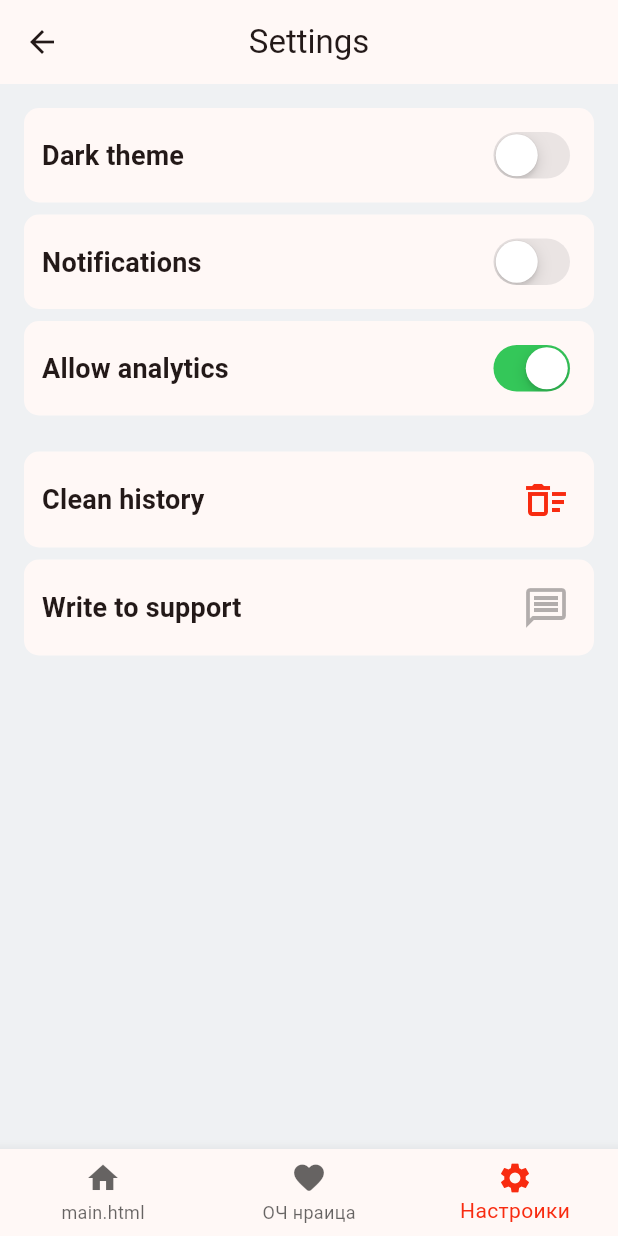
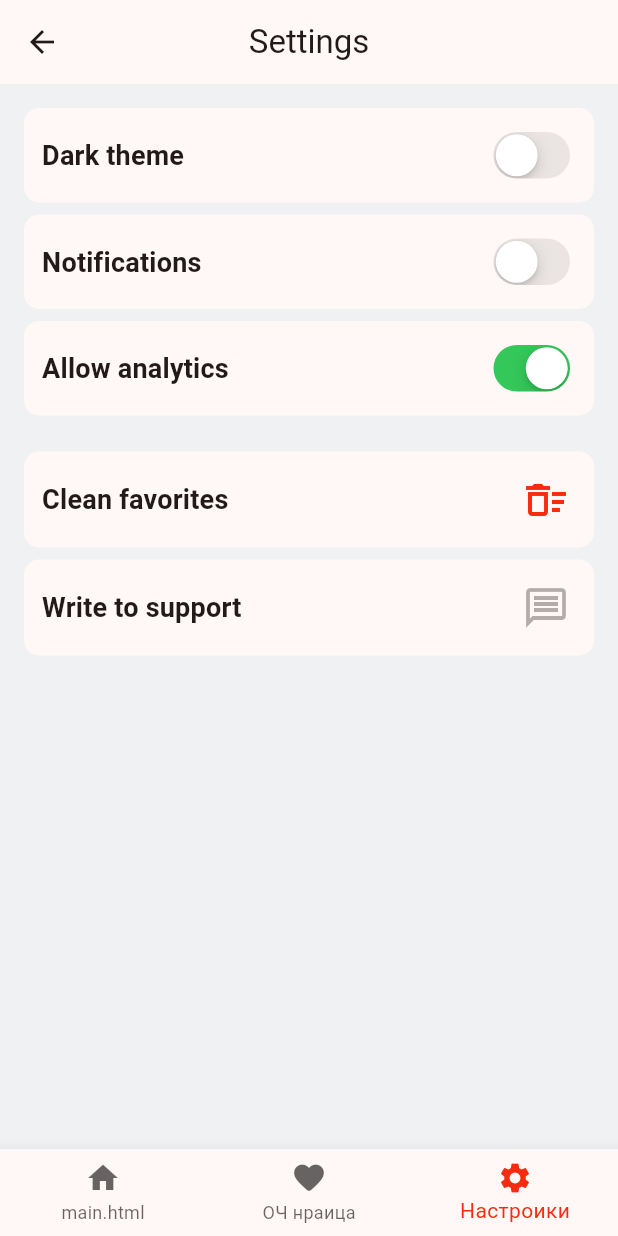
Before and after one commit to renz1k/category_b, a Flutter app: the SettingsScreen screen opened by its route, on a phone screen of 412 x 824 dp. Run offline on Flutter 3.47's test engine with Material 3 defaults, Android fonts, the phone set to English and light mode, and no system bars; our stand-ins replace auto_route, bloc, dio, equatable, flutter_bloc, flutter_dotenv and 3 more; accounts and stored records are empty; statements that could not run were skipped.

Commit message:
some fix

```diff
--- a/lib/core/di/setup_dependencies.dart
+++ b/lib/core/di/setup_dependencies.dart
@@ -2,9 +2,9 @@ import 'package:category_b/core/services/anekdot/anekdot_service.dart';
 import 'package:category_b/core/services/anekdot/anekdot_service_interface.dart';
 import 'package:category_b/core/services/dio_service.dart';
 import 'package:category_b/core/services/hive_service.dart';
+import 'package:category_b/repositories/favorites/favorites_repository.dart';
+import 'package:category_b/repositories/favorites/favorites_repository_interface.dart';
 import 'package:category_b/repositories/favorites/model/favorite_anekdots.dart';
-import 'package:category_b/repositories/favorites_repository.dart';
-import 'package:category_b/repositories/favorites_repository_interface.dart';
 import 'package:get_it/get_it.dart';
 import 'package:hive_ce_flutter/hive_ce_flutter.dart';
 
@@ -24,6 +24,6 @@ Future<void> setupDependencies({required String baseUrl}) async {
   );
 
   getIt.registerLazySingleton<FavoritesRepositoryInterface>(
-    () => FavoritesRepository(),
+    () => FavoritesRepository(favoriteBox: getIt<Box<FavoriteAnekdots>>()),
   );
 }
--- a/lib/feathures/favorites/bloc/favorite_anekdots_bloc.dart
+++ b/lib/feathures/favorites/bloc/favorite_anekdots_bloc.dart
@@ -1,6 +1,6 @@
 import 'package:bloc/bloc.dart';
+import 'package:category_b/repositories/favorites/favorites_repository_interface.dart';
 import 'package:category_b/repositories/favorites/model/favorite_anekdots.dart';
-import 'package:category_b/repositories/favorites_repository_interface.dart';
 import 'package:equatable/equatable.dart';
 
 part 'favorite_anekdots_event.dart';
--- a/lib/feathures/generate anekdot/bloc/generate_anekdot_bloc.dart
+++ b/lib/feathures/generate anekdot/bloc/generate_anekdot_bloc.dart
@@ -3,8 +3,8 @@ import 'dart:async';
 import 'package:bloc/bloc.dart';
 import 'package:category_b/core/services/anekdot/anekdot_service_interface.dart';
 import 'package:category_b/core/services/anekdot/models/anekdots.dart';
+import 'package:category_b/repositories/favorites/favorites_repository_interface.dart';
 import 'package:category_b/repositories/favorites/model/favorite_anekdots.dart';
-import 'package:category_b/repositories/favorites_repository_interface.dart';
 import 'package:equatable/equatable.dart';
 
 part 'generate_anekdot_event.dart';
--- a/lib/feathures/settings/view/settings_screen.dart
+++ b/lib/feathures/settings/view/settings_screen.dart
@@ -20,7 +20,7 @@ class SettingsScreen extends StatelessWidget {
             scrolledUnderElevation: 0,
             backgroundColor: theme.cardColor,
             surfaceTintColor: Colors.transparent,
-            title: Text('Settings'),
+            title: const Text('Settings'),
             centerTitle: true,
             elevation: 0,
           ),
@@ -55,7 +55,7 @@ class SettingsScreen extends StatelessWidget {
 
           SliverToBoxAdapter(
             child: SettingsActionCard(
-              title: 'Clean history',
+              title: 'Clean favorites',
               iconData: Icons.delete_sweep_outlined,
               iconColor: theme.primaryColor,
               onTap: () {},
--- a/lib/feathures/settings/widgets/settings_toggle_card.dart
+++ b/lib/feathures/settings/widgets/settings_toggle_card.dart
@@ -20,7 +20,7 @@ class SettingsToggleCard extends StatelessWidget {
     return Padding(
       padding: const EdgeInsets.symmetric(horizontal: 16).copyWith(bottom: 8),
       child: BaseContainer(
-        padding: EdgeInsets.symmetric(vertical: 12, horizontal: 12),
+        padding: const EdgeInsets.symmetric(vertical: 12, horizontal: 12),
         width: double.infinity,
         child: Row(
           mainAxisAlignment: MainAxisAlignment.spaceBetween,
--- a/lib/main.dart
+++ b/lib/main.dart
@@ -2,7 +2,7 @@ import 'package:category_b/core/di/setup_dependencies.dart';
 import 'package:category_b/core/services/anekdot/anekdot_service_interface.dart';
 import 'package:category_b/feathures/favorites/bloc/favorite_anekdots_bloc.dart';
 import 'package:category_b/feathures/generate%20anekdot/bloc/generate_anekdot_bloc.dart';
-import 'package:category_b/repositories/favorites_repository_interface.dart';
+import 'package:category_b/repositories/favorites/favorites_repository_interface.dart';
 import 'package:category_b/router/router.dart';
 import 'package:category_b/ui/theme/theme.dart';
 import 'package:flutter/material.dart';
--- a/lib/ui/theme/theme.dart
+++ b/lib/ui/theme/theme.dart
@@ -4,10 +4,10 @@ final primaryColor = Color(0xFFF82B10);
 final themeData = ThemeData(
   dividerTheme: DividerThemeData(color: Colors.grey.withValues(alpha: 0.1)),
   colorScheme: ColorScheme.fromSeed(seedColor: primaryColor),
-  scaffoldBackgroundColor: Color(0xFFEFF1F3),
+  scaffoldBackgroundColor: const Color(0xFFEFF1F3),
   primaryColor: primaryColor,
   textTheme: TextTheme(
-    titleMedium: TextStyle(fontSize: 16, fontWeight: FontWeight.w600),
+    titleMedium: const TextStyle(fontSize: 16, fontWeight: FontWeight.w600),
   ),
   elevatedButtonTheme: ElevatedButtonThemeData(
     style: ElevatedButton.styleFrom(
@@ -15,14 +15,14 @@ final themeData = ThemeData(
       foregroundColor: Colors.white,
       elevation: 8,
       shadowColor: Colors.black.withValues(alpha: 0.3),
-      padding: EdgeInsets.symmetric(
+      padding: const EdgeInsets.symmetric(
         horizontal: 32,
         vertical: 16,
       ), // Внутренние отступы
       shape: RoundedRectangleBorder(
         borderRadius: BorderRadius.circular(16), // Скругление
       ),
-      textStyle: TextStyle(fontSize: 18, fontWeight: FontWeight.w600),
+      textStyle: const TextStyle(fontSize: 18, fontWeight: FontWeight.w600),
     ),
   ),
 );
--- a/lib/ui/widgets/base_bottom_sheet.dart
+++ b/lib/ui/widgets/base_bottom_sheet.dart
@@ -11,7 +11,7 @@ class BaseBottomSheet extends StatelessWidget {
       padding: const EdgeInsets.all(20),
       decoration: BoxDecoration(
         color: Theme.of(context).canvasColor,
-        borderRadius: BorderRadius.vertical(top: Radius.circular(20)),
+        borderRadius: const BorderRadius.vertical(top: Radius.circular(20)),
       ),
       child: child,
     );
```
Also changed, not shown: lib/core/services/show_anekdot_bottom_sheet.dart (+2 -18 lines), lib/core/services/toggle_favorite_func.dart (added, +19 -0 lines), lib/feathures/favorites/view/favorite_screen.dart (+6 -2 lines), lib/feathures/favorites/widgets/anekdot_list_card.dart (+8 -4 lines), lib/feathures/generate anekdot/view/generate_anekdot_screen.dart (+30 -18 lines), lib/feathures/generate anekdot/widgets/anekdot_bottom_shett.dart (+7 -4 lines), lib/repositories/favorites/favorites_repository.dart (renamed from lib/repositories/favorites_repository.dart, +10 -8 lines), lib/repositories/favorites/favorites_repository_interface.dart (renamed from lib/repositories/favorites_repository_interface.dart).
